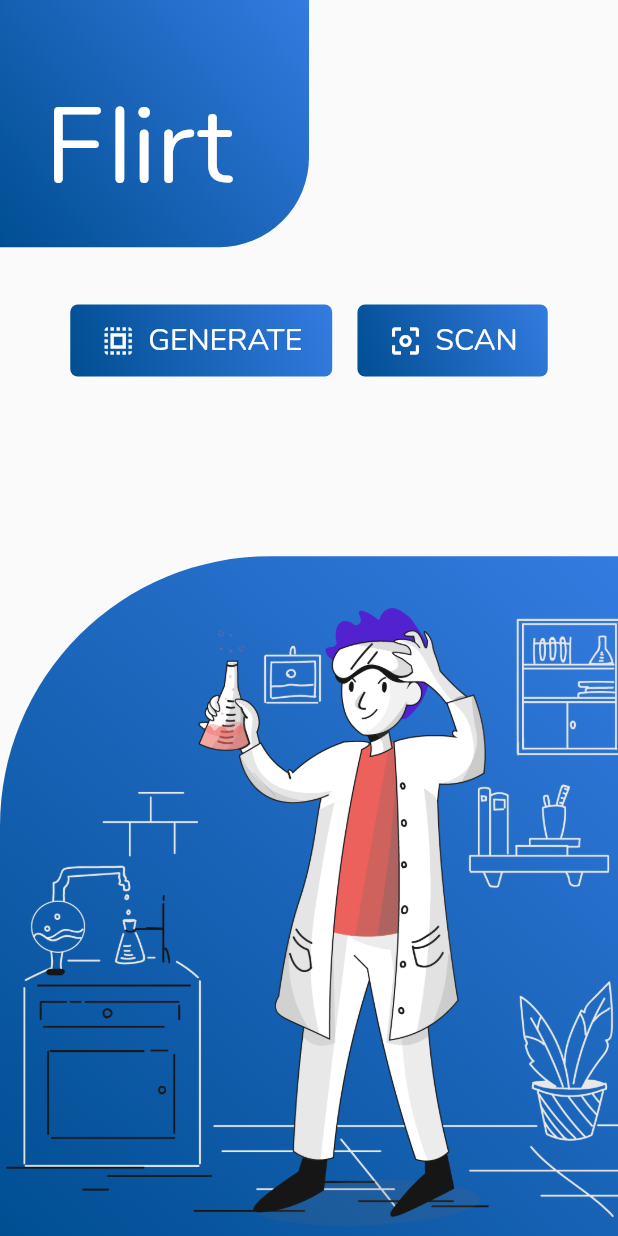
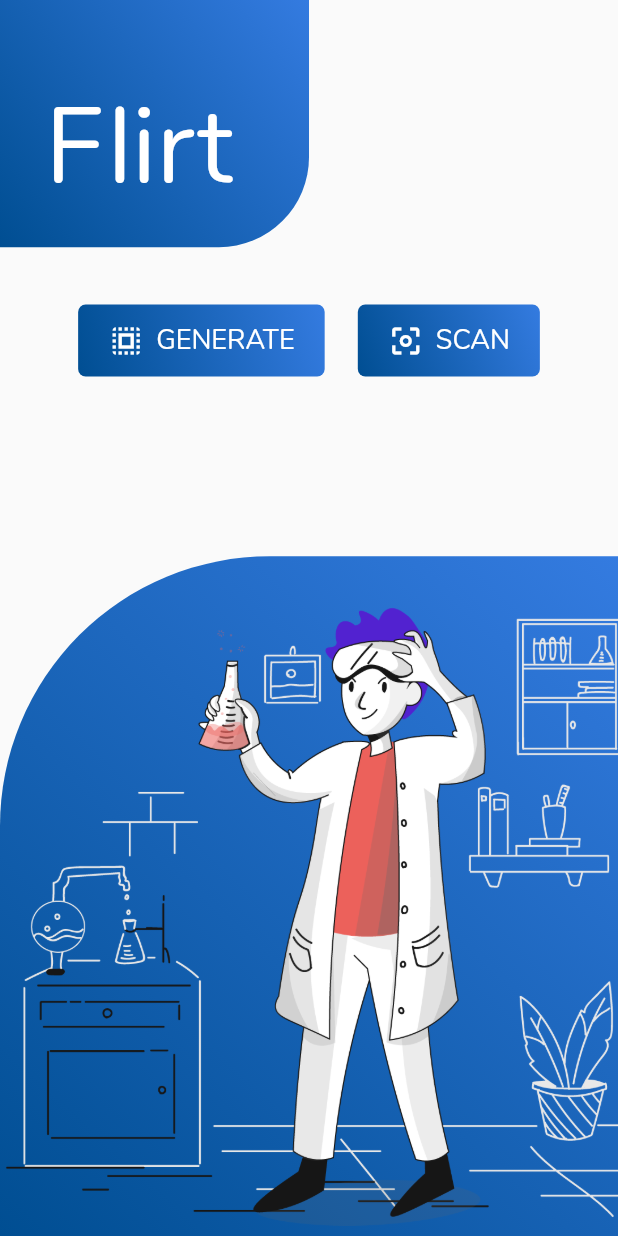
Before and after one commit to Nuxify/flirt, a Flutter app: the screen it shows after launch, on a phone screen of 412 x 824 dp. Run offline on Flutter 3.47's test engine with Material 2 defaults, Android fonts, the phone set to English and light mode, and no system bars; our stand-ins replace qr_flutter; missing offline and left inert: qr_code_scanner.

Commit message:
Patch fix on button overflow (splash screen)

```diff
--- a/lib/widgets/mainButtonBar.dart
+++ b/lib/widgets/mainButtonBar.dart
@@ -48,6 +48,7 @@
                 width: mediaQuery.size.width,
                 padding: EdgeInsets.only(top: 50),
                 child: ButtonBar(
+                  overflowButtonSpacing: 10,
                   alignment: MainAxisAlignment.spaceEvenly,
                   children: [
                     Container(
@@ -64,7 +65,7 @@
                         label: Text(
                           'GENERATE',
                           style:
-                              theme.textTheme.bodyText1.copyWith(fontSize: 20),
+                              theme.textTheme.bodyText1.copyWith(fontSize: 18),
                         ),
                         onPressed: () => navigator(QRGenerate()),
                         padding: EdgeInsets.only(
@@ -83,9 +84,13 @@
                       ),
                       child: FlatButton.icon(
                         icon: Icon(Icons.center_focus_weak),
-                        label: Text('SCAN',
+                        label: Flexible(
+                          child: Text(
+                            'SCAN',
                             style: theme.textTheme.bodyText1
-                                .copyWith(fontSize: 20)),
+                                .copyWith(fontSize: 18),
+                          ),
+                        ),
                         onPressed: () => navigator(QRScan()),
                         padding: EdgeInsets.only(
                             top: 10, bottom: 10, left: 20, right: 20),
```
